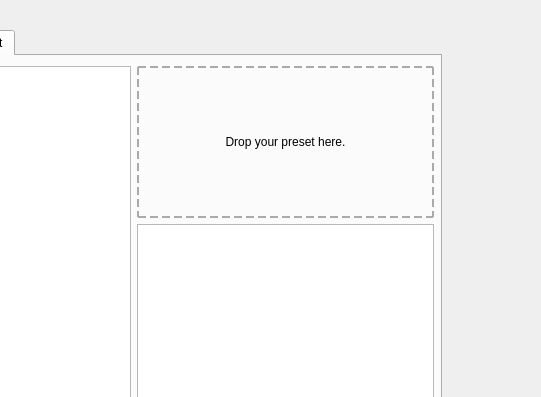
First picture: the form in presets_ui.ui, repository DmoFX/Houdini_Presets_Tool, before the edit; both pictures show x 189 to 730 and y 0 to 397 of the 730 by 654 pixel window.
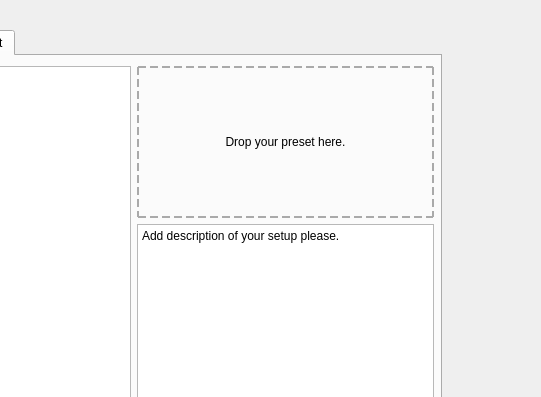
Second picture: the form after the edit. The open tabs and pages were chosen to show the change.

Commit message: Added functionality for the buttons and treeWidget. Tested QMovie as an option to represent a setup.

```diff
--- a/presets_ui.ui
+++ b/presets_ui.ui
@@ -201,7 +201,18 @@
          </widget>
         </item>
         <item>
-         <widget class="QTextEdit" name="txtEdit_info"/>
+         <widget class="QTextEdit" name="txtEdit_info">
+          <property name="html">
+           <string>&lt;!DOCTYPE HTML PUBLIC &quot;-//W3C//DTD HTML 4.0//EN&quot; &quot;http://www.w3.org/TR/REC-html40/strict.dtd&quot;&gt;
+&lt;html&gt;&lt;head&gt;&lt;meta name=&quot;qrichtext&quot; content=&quot;1&quot; /&gt;&lt;meta charset=&quot;utf-8&quot; /&gt;&lt;style type=&quot;text/css&quot;&gt;
+p, li { white-space: pre-wrap; }
+hr { height: 1px; border-width: 0; }
+li.unchecked::marker { content: &quot;\2610&quot;; }
+li.checked::marker { content: &quot;\2612&quot;; }
+&lt;/style&gt;&lt;/head&gt;&lt;body style=&quot; font-family:'Segoe UI'; font-size:9pt; font-weight:400; font-style:normal;&quot;&gt;
+&lt;p style=&quot; margin-top:0px; margin-bottom:0px; margin-left:0px; margin-right:0px; -qt-block-indent:0; text-indent:0px;&quot;&gt;Add description of your setup please.&lt;/p&gt;&lt;/body&gt;&lt;/html&gt;</string>
+          </property>
+         </widget>
         </item>
        </layout>
       </item>
```
Left out of the diff: 2 changed lines with no effect on the pictures. The commit also changes 4 other files.
